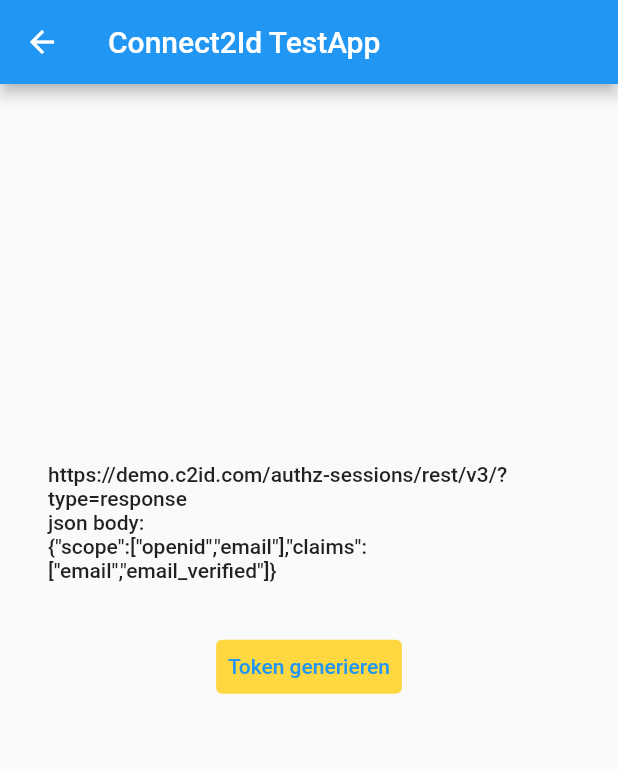
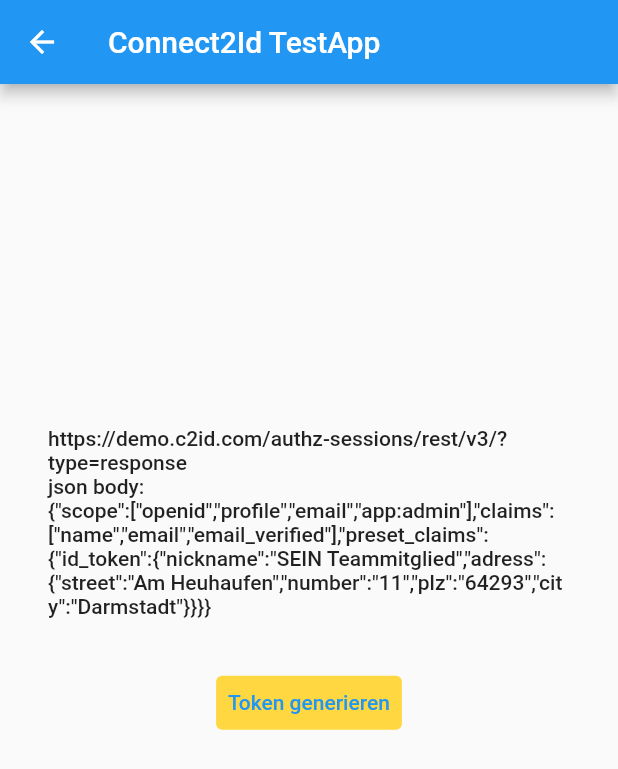
Before and after one commit to lucianojung/connect2IdTestApp, a Flutter app: the TokenGenerationPage screen opened directly with empty values, on a phone screen of 412 x 824 dp. Shown: the top 769 px of the screen. Run offline on Flutter 3.47's test engine with Material 2 defaults, Android fonts, the phone set to English and light mode, and no system bars; network calls fail.

Commit message:
add personal information to the jwtToken

```diff
--- a/lib/authentication_page.dart
+++ b/lib/authentication_page.dart
@@ -80,7 +80,7 @@ class _AuthenticationPageState extends State<AuthenticationPage> {
               ),
               Text(
                 'json body: \n' + json.encode({
-                  "sub": "alice123"
+                  "sub": "alice"
                 }),
                 style: Theme.of(context).textTheme.bodyText1,
               ),
--- a/lib/token_generation_page.dart
+++ b/lib/token_generation_page.dart
@@ -40,12 +40,26 @@ class _TokenGenerationPageState extends State<TokenGenerationPage> {
     request.body = json.encode({
       "scope": [
         "openid",
-        "email"
+        "profile",
+        "email",
+        "app:admin"
       ],
       "claims": [
+        "name",
         "email",
         "email_verified"
-      ]
+      ],
+      "preset_claims": {
+        "id_token": {
+          "nickname": "SEIN Teammitglied",
+          "adress": {
+            "street": "Am Heuhaufen",
+            "number": "11",
+            "plz": "64293",
+            "city": "Darmstadt"
+          }
+        }
+      }
     });
     request.headers.addAll(headers);
 
@@ -94,12 +108,26 @@ class _TokenGenerationPageState extends State<TokenGenerationPage> {
                 'json body: \n' + json.encode({
                   "scope": [
                     "openid",
-                    "email"
+                    "profile",
+                    "email",
+                    "app:admin"
                   ],
                   "claims": [
+                    "name",
                     "email",
                     "email_verified"
-                  ]
+                  ],
+                  "preset_claims": {
+                    "id_token": {
+                      "nickname": "SEIN Teammitglied",
+                      "adress": {
+                        "street": "Am Heuhaufen",
+                        "number": "11",
+                        "plz": "64293",
+                        "city": "Darmstadt"
+                      }
+                    }
+                  }
                 }),
                 style: Theme.of(context).textTheme.bodyText1,
               ),
```
